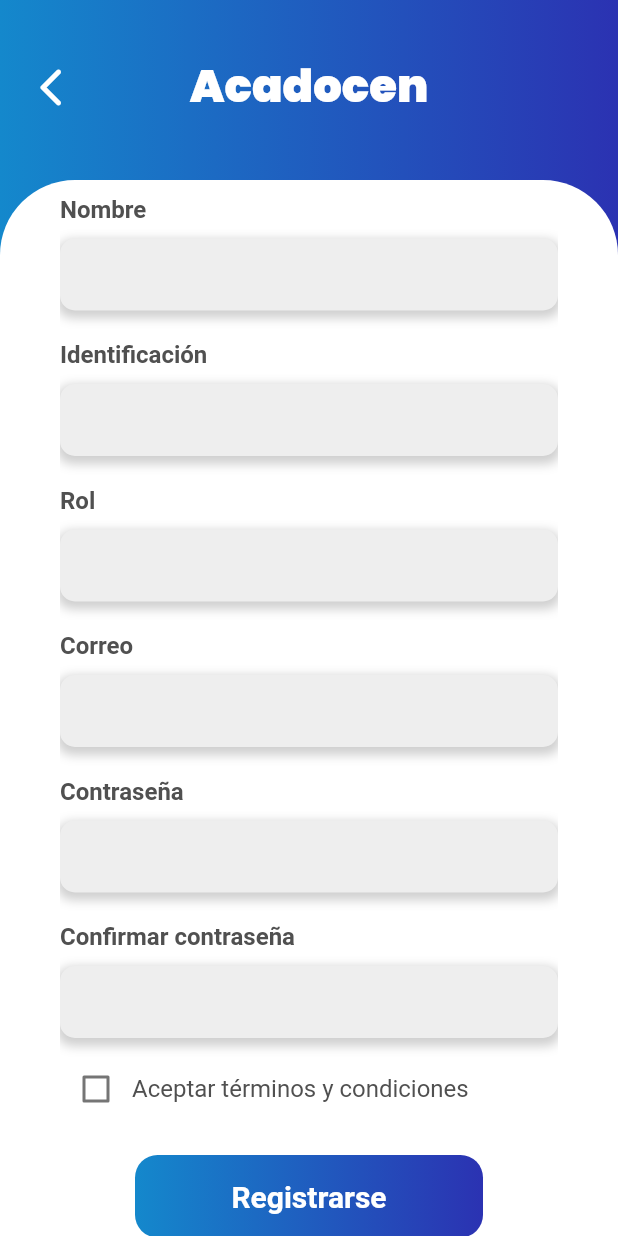
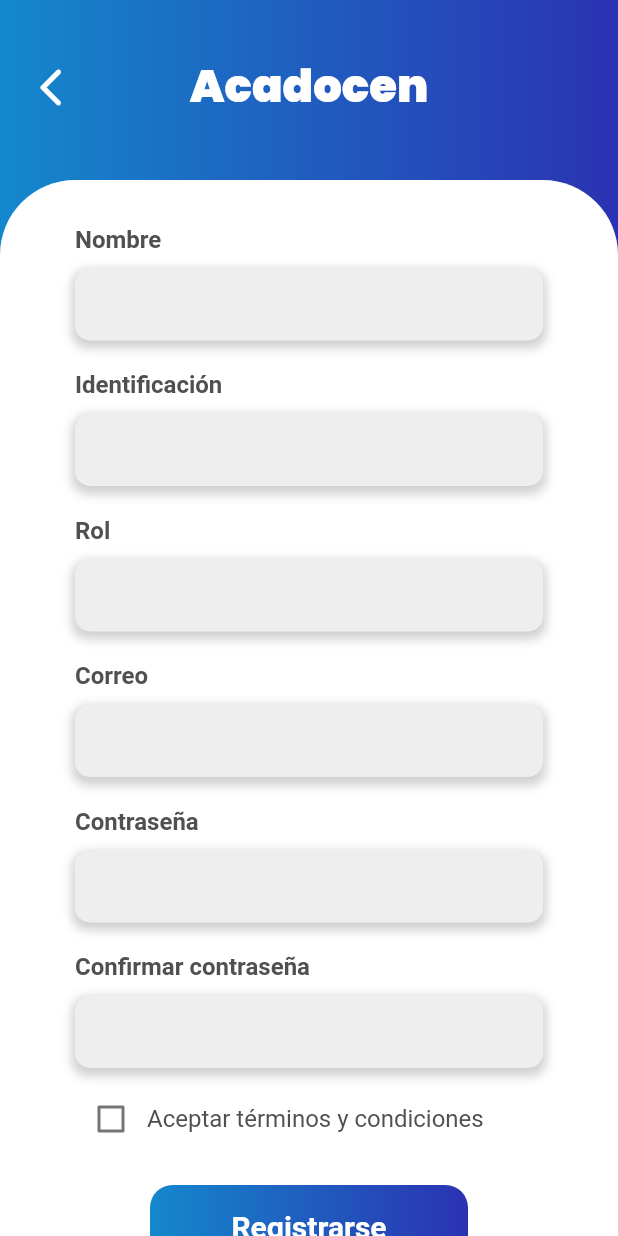
Before and after one commit to Ricarsur/ACADOCEN, a Flutter app: the Register screen opened directly, on a phone screen of 412 x 824 dp. Run offline on Flutter 3.47's test engine with Material 2 defaults, Android fonts, the phone set to English and light mode, and no system bars; our stand-ins replace flutter_spinkit, get, google_fonts.

Commit message:
Fixed textfield on register

```diff
--- a/lib/UI/auth/register.dart
+++ b/lib/UI/auth/register.dart
@@ -1,9 +1,8 @@
+import 'package:acadocen/UI/widgets/background.dart';
+import 'package:acadocen/UI/widgets/button.dart';
 import 'package:acadocen/UI/widgets/check_box.dart';
 import 'package:acadocen/UI/widgets/textfield.dart';
 import 'package:flutter/material.dart';
-
-import '../widgets/background.dart';
-import '../widgets/button.dart';
 
 class Register extends StatefulWidget {
   const Register({super.key});
@@ -32,7 +31,13 @@ class _RegisterState extends State<Register> {
         ),
         Padding(
             padding: const EdgeInsets.fromLTRB(40, 130, 40, 0),
-            child: ListView(children: const [
+            child: ListView(
+              children: [
+                Padding(
+                    padding: const EdgeInsets.fromLTRB(10, 20, 10, 0),
+                    child: Column(
+                      crossAxisAlignment: CrossAxisAlignment.start,
+                      children: [
                         TexField(
                           text: 'Nombre',
                         ),
@@ -63,7 +68,10 @@ class _RegisterState extends State<Register> {
                         SizedBox(height: 20),
                         Button(text: 'Registrarse'),
                         SizedBox(height: 30),
-            ])),
+                      ],
+                    ))
+              ],
+            )),
       ],
     ));
   }
```
Lines whose indentation alone changed are shown as unchanged.
